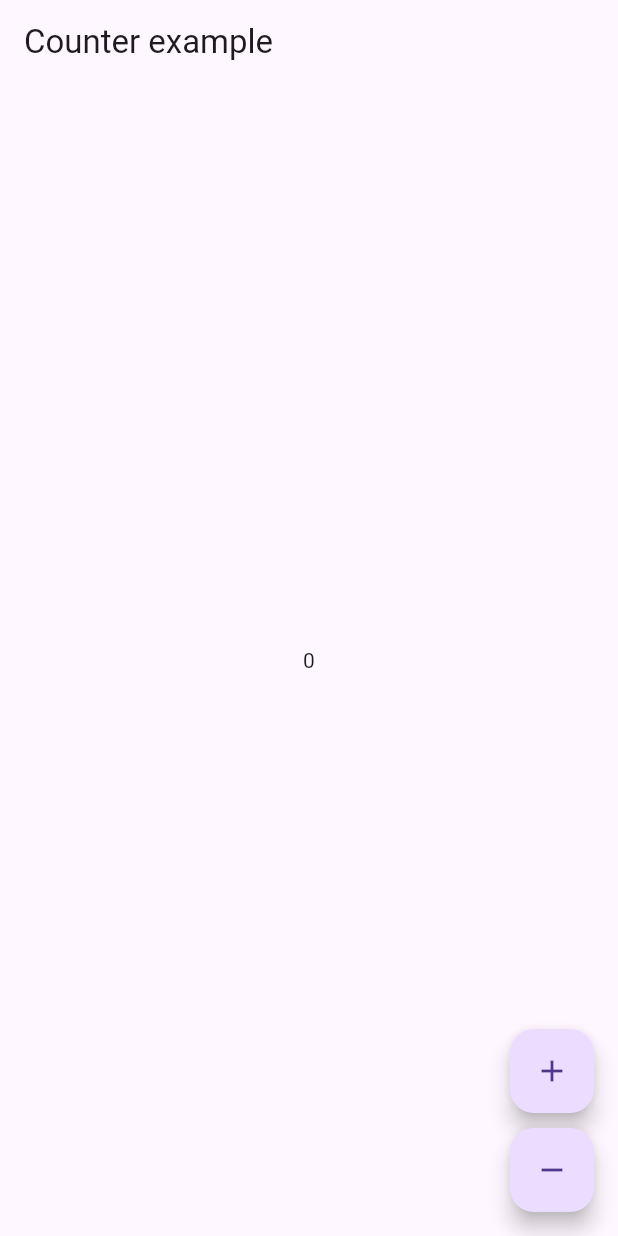
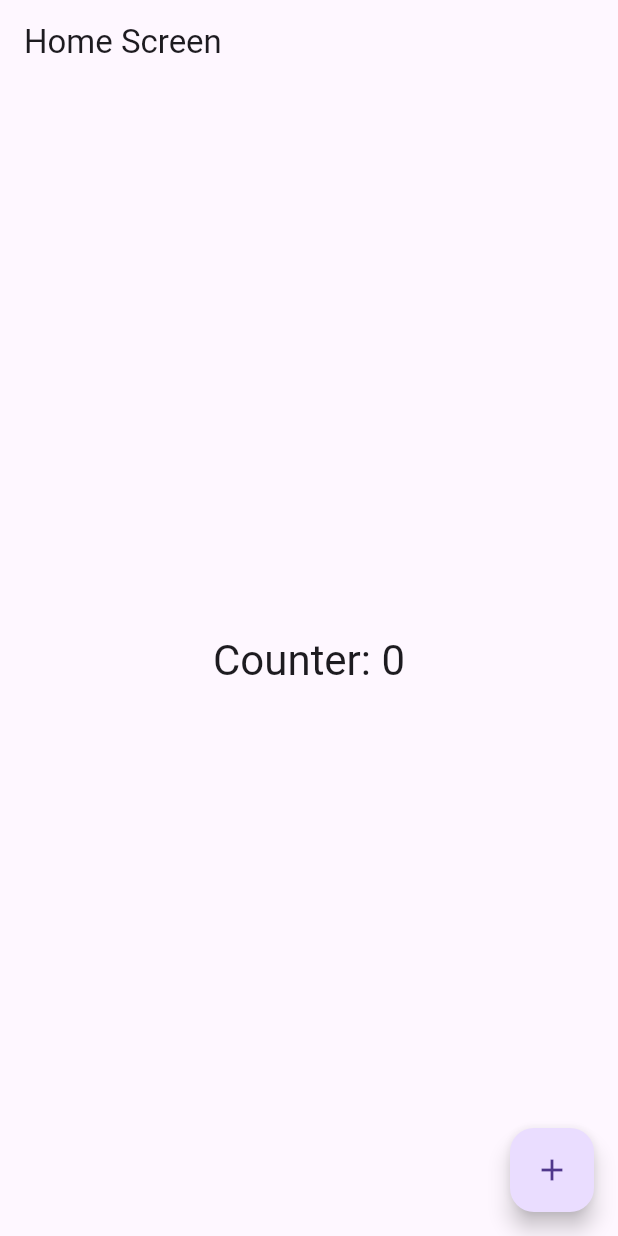
Before and after one commit to DAAC-A00/riverpod_gorouter_test01, a Flutter app: the HomeScreen screen opened by its route, on a phone screen of 412 x 824 dp. Run offline on Flutter 3.47's test engine with Material 3 defaults, Android fonts, the phone set to English and light mode, and no system bars; our stand-ins replace flutter_riverpod, go_router.

Commit message:
counterProvider로 counter 구현된 homeScreen으로 수정

```diff
--- /dev/null
+++ b/lib/counter_provider.dart
@@ -0,0 +1,4 @@
+// counter_provider.dart
+import 'package:flutter_riverpod/flutter_riverpod.dart';
+
+final counterProvider = StateProvider<int>((ref) => 0);
--- a/lib/home_screen.dart
+++ b/lib/home_screen.dart
@@ -1,44 +1,28 @@
 // home_screen.dart
 
+// home_screen.dart
 import 'package:flutter/material.dart';
 import 'package:flutter_riverpod/flutter_riverpod.dart';
-
-/// Providers are declared globally and specify how to create a state
-final counterProvider = StateProvider((ref) => 0);
+import 'counter_provider.dart';
 
 class HomeScreen extends ConsumerWidget {
   const HomeScreen({super.key});
 
   @override
   Widget build(BuildContext context, WidgetRef ref) {
+    final count = ref.watch(counterProvider);
+
     return Scaffold(
-        appBar: AppBar(title: const Text('Counter example')),
-        body: Center(
-          // Consumer is a builder widget that allows you to read providers.
-          child: Consumer(
-            builder: (context, ref, _) {
-              final count = ref.watch(counterProvider);
-              return Text('$count');
-            },
-          ),
-        ),
-        floatingActionButton: Column(
-          mainAxisAlignment: MainAxisAlignment.end,
-          children: <Widget>[
-            FloatingActionButton(
-              // The read method is a utility to read a provider without listening to it
-              onPressed: () => ref.read(counterProvider.notifier).state++,
-              child: const Icon(Icons.add),
-            ),
-            const SizedBox(
-              height: 10,
-            ),
-            FloatingActionButton(
-              // The read method is a utility to read a provider without listening to it
-              onPressed: () => ref.read(counterProvider.notifier).state--,
-              child: const Icon(Icons.remove),
-            ),
-          ],
-        ));
+      appBar: AppBar(title: const Text('Home Screen')),
+      body: Center(
+        child: Text('Counter: $count',
+            style: Theme.of(context).textTheme.headlineMedium),
+      ),
+      floatingActionButton: FloatingActionButton(
+        onPressed: () => ref.read(counterProvider.notifier).state++,
+        tooltip: 'Increment',
+        child: const Icon(Icons.add),
+      ),
+    );
   }
 }
```
